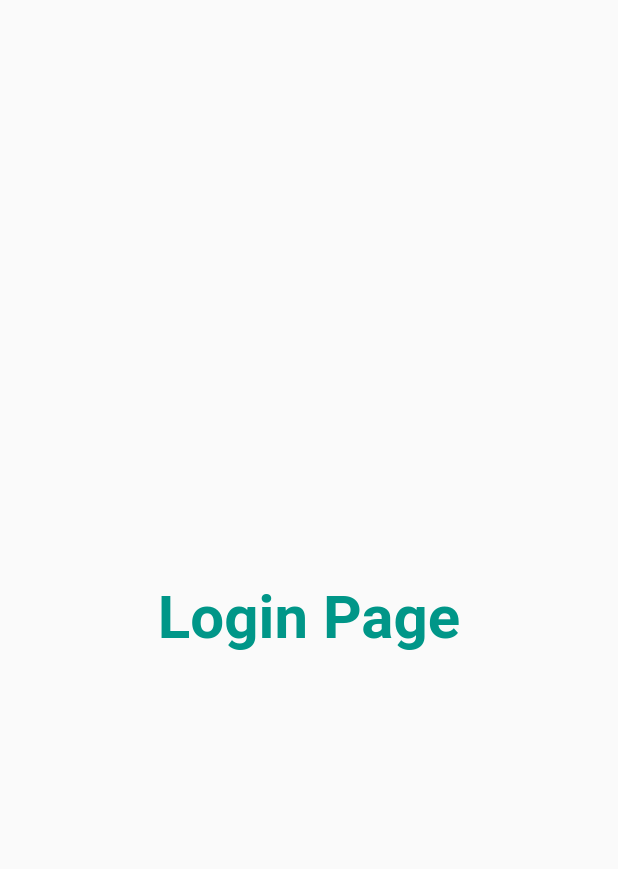
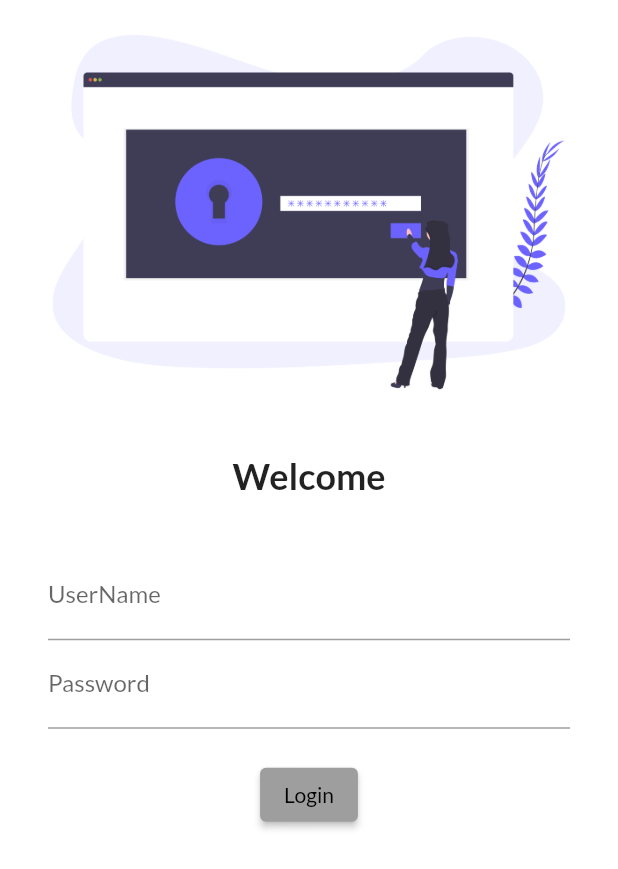
Before and after one commit to variaankitb/flutter_demo, a Flutter app: the screen it shows after launch, on a phone screen of 412 x 824 dp. Shown: the top 869 px of the screen. Run offline on Flutter 3.47's test engine with Material 2 defaults, Android fonts, the phone set to English and light mode, and no system bars; our stand-ins replace google_fonts.

Commit message:
- Day Four

```diff
--- a/lib/main.dart
+++ b/lib/main.dart
@@ -1,6 +1,6 @@
 import 'package:flutter/material.dart';
-import 'package:flutter_demo/pages/home_page.dart';
 import 'package:flutter_demo/pages/login_page.dart';
+import 'package:google_fonts/google_fonts.dart';
 
 void main() {
   runApp(MyApp());
@@ -13,8 +13,14 @@ class MyApp extends StatelessWidget {
     return MaterialApp(
       // home: HomePage(),
       themeMode: ThemeMode.light,
-      theme: ThemeData(primarySwatch: Colors.grey),
-      darkTheme: ThemeData(brightness: Brightness.dark),
+      theme: ThemeData(
+        primarySwatch: Colors.grey,
+        fontFamily: GoogleFonts.lato().fontFamily,
+        primaryTextTheme: GoogleFonts.latoTextTheme(),
+      ),
+      darkTheme: ThemeData(
+        brightness: Brightness.dark,
+      ),
       routes: {
         "/": (context) => LoginPage(),
         "/login": (context) => LoginPage()
--- a/lib/pages/login_page.dart
+++ b/lib/pages/login_page.dart
@@ -4,12 +4,58 @@ class LoginPage extends StatelessWidget {
   @override
   Widget build(BuildContext context) {
     return Material(
-      child: Center(
-        child: Text(
-          "Login Page",
-          style: TextStyle(
-              fontSize: 40, color: Colors.teal, fontWeight: FontWeight.bold),
-        ),
+      color: Colors.white,
+      child: Column(
+        children: [
+          Image.asset(
+            "assets/images/login_img.png",
+            fit: BoxFit.cover,
+          ),
+          SizedBox(
+            height: 20,
+          ),
+          Text(
+            "Welcome",
+            style: TextStyle(
+              fontSize: 24,
+              fontWeight: FontWeight.bold,
+            ),
+          ),
+          SizedBox(
+            height: 20,
+          ),
+          Padding(
+            padding:
+                const EdgeInsets.symmetric(vertical: 16.0, horizontal: 32.0),
+            child: Column(
+              children: [
+                TextFormField(
+                  decoration: InputDecoration(
+                    hintText: "Enter User Name",
+                    labelText: "UserName",
+                  ),
+                ),
+                TextFormField(
+                  obscureText: true,
+                  decoration: InputDecoration(
+                    hintText: "Enter Password",
+                    labelText: "Password",
+                  ),
+                ),
+                SizedBox(
+                  height: 20,
+                ),
+                ElevatedButton(
+                  onPressed: () {
+                    print("Hello Guys");
+                  },
+                  style: TextButton.styleFrom(),
+                  child: Text("Login"),
+                )
+              ],
+            ),
+          ),
+        ],
       ),
     );
   }
--- a/pubspec.yaml
+++ b/pubspec.yaml
@@ -28,6 +28,8 @@ dependencies:
   # The following adds the Cupertino Icons font to your application.
   # Use with the CupertinoIcons class for iOS style icons.
   cupertino_icons: ^1.0.2
+  google_fonts: ^2.1.0
+
 
 dev_dependencies:
   flutter_test:
@@ -45,8 +47,8 @@ flutter:
   uses-material-design: true
 
   # To add assets to your application, add an assets section, like this:
-  # assets:
-  #   - images/a_dot_burr.jpeg
+  assets:
+     - assets/images/
   #   - images/a_dot_ham.jpeg
 
   # An image asset can refer to one or more resolution-specific "variants", see
```
Also changed, not shown: assets/images/login_img.png (added), pubspec.lock.
